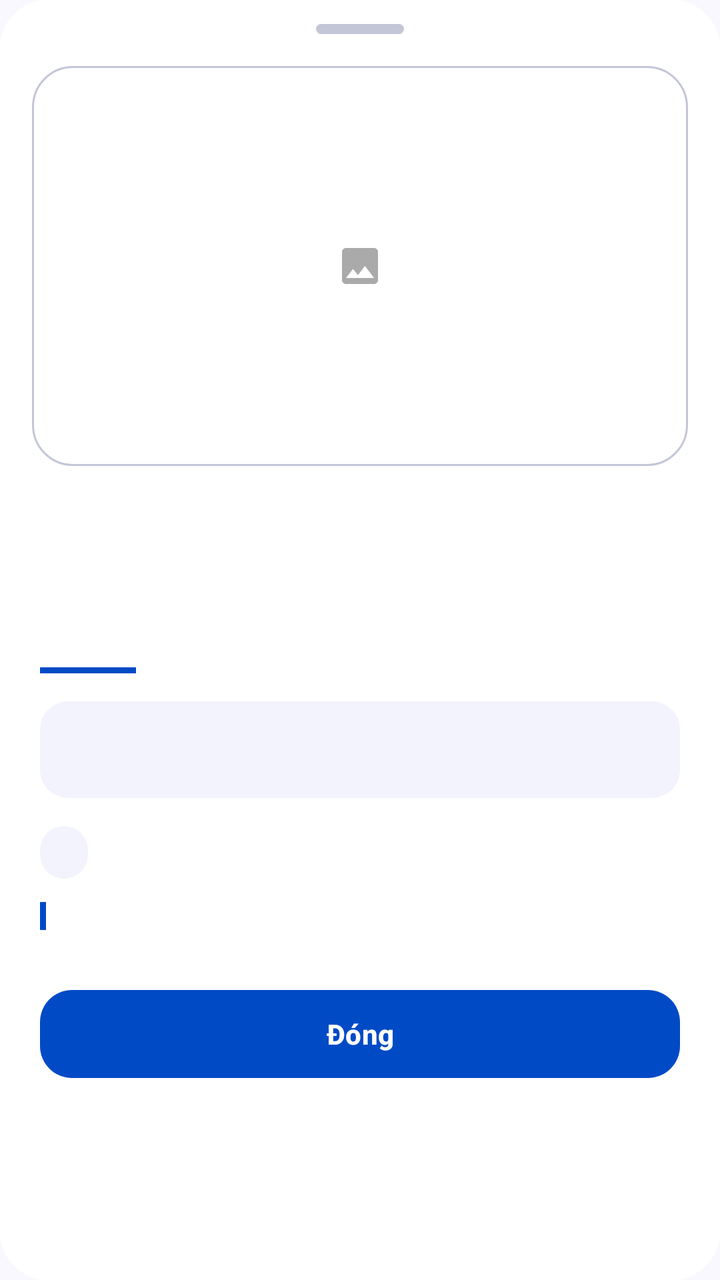
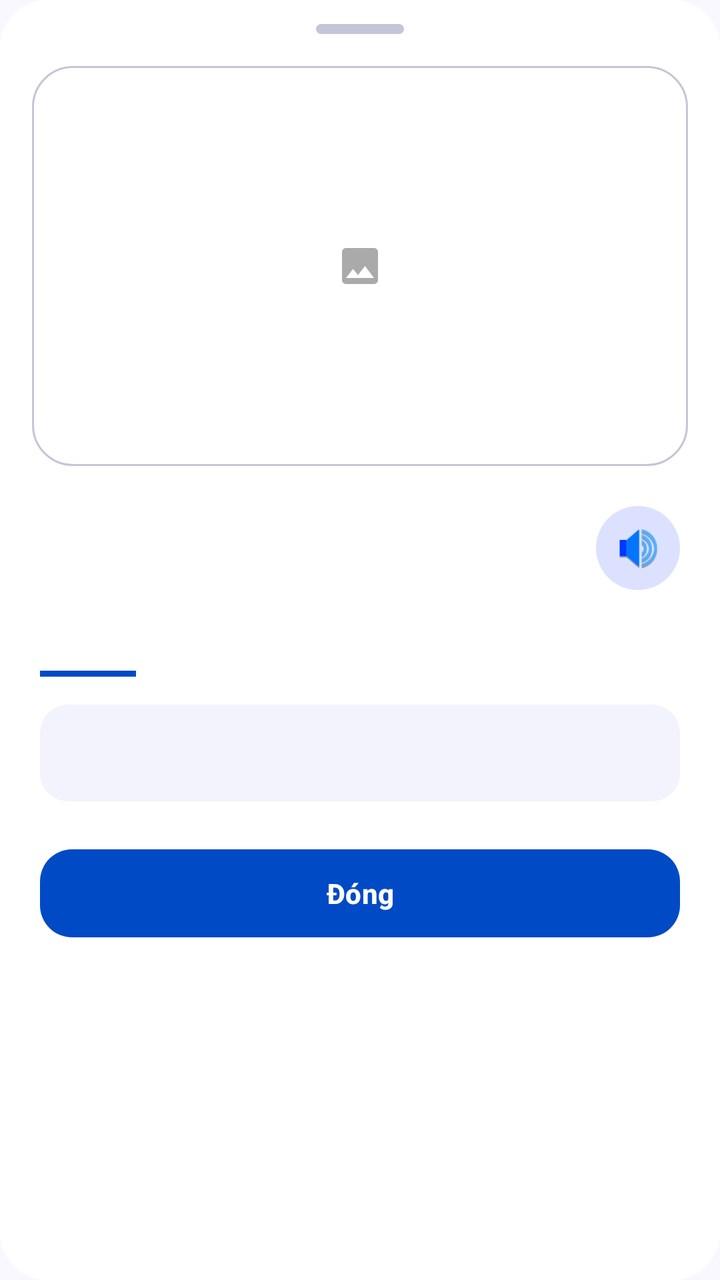

Screens rendered from an Android XML layout before and after an edit, with the pre-edit source and the edit as a unified diff.
<!-- AndroidManifest.xml: application theme Theme.ObjectLanguage -->
<!-- res/layout/dialog_object_detail.xml -->
<?xml version="1.0" encoding="utf-8"?>
<ScrollView xmlns:android="http://schemas.android.com/apk/res/android"
    xmlns:app="http://schemas.android.com/apk/res-auto"
    android:layout_width="match_parent"
    android:layout_height="wrap_content"
    android:background="@drawable/bg_dialog_rounded"
    android:fillViewport="false">

    <LinearLayout
        android:layout_width="match_parent"
        android:layout_height="wrap_content"
        android:orientation="vertical">

        
        <View
            android:layout_width="44dp"
            android:layout_height="5dp"
            android:layout_gravity="center_horizontal"
            android:layout_marginTop="12dp"
            android:background="@drawable/bg_sheet_handle" />

        
        <FrameLayout
            android:layout_width="match_parent"
            android:layout_height="200dp"
            android:layout_marginStart="16dp"
            android:layout_marginTop="16dp"
            android:layout_marginEnd="16dp">

            <ImageView
                android:id="@+id/detailImage"
                android:layout_width="match_parent"
                android:layout_height="match_parent"
                android:background="@drawable/bg_card_rounded"
                android:contentDescription="@null"
                android:padding="14dp"
                android:scaleType="centerInside"
                android:src="@drawable/ic_image_placeholder" />
        </FrameLayout>

        
        <LinearLayout
            android:layout_width="match_parent"
            android:layout_height="wrap_content"
            android:orientation="vertical"
            android:paddingStart="20dp"
            android:paddingTop="20dp"
            android:paddingEnd="20dp"
            android:paddingBottom="24dp">

            
            <TextView
                android:id="@+id/detailWordName"
                android:layout_width="match_parent"
                android:layout_height="wrap_content"
                android:lineSpacingMultiplier="1.1"
                android:textColor="@color/text_primary"
                android:textSize="30sp"
                android:textStyle="bold" />

            
            <TextView
                android:id="@+id/detailPhonetic"
                android:layout_width="match_parent"
                android:layout_height="wrap_content"
                android:layout_marginTop="4dp"
                android:textColor="@color/primary"
                android:textSize="15sp"
                android:textStyle="italic" />

            
            <View
                android:layout_width="48dp"
                android:layout_height="3dp"
                android:layout_marginTop="16dp"
                android:layout_marginBottom="14dp"
                android:background="@color/primary" />

            
            <TextView
                android:id="@+id/detailDefinition"
                android:layout_width="match_parent"
                android:layout_height="wrap_content"
                android:background="@drawable/bg_definition_box"
                android:lineSpacingExtra="4dp"
                android:padding="14dp"
                android:textColor="@color/text_secondary"
                android:textSize="15sp" />

            
            <LinearLayout
                android:layout_width="match_parent"
                android:layout_height="wrap_content"
                android:layout_marginTop="14dp"
                android:gravity="center_vertical"
                android:orientation="horizontal">

                <TextView
                    android:id="@+id/detailCategory"
                    android:layout_width="wrap_content"
                    android:layout_height="wrap_content"
                    android:background="@drawable/bg_chip_surface"
                    android:paddingStart="12dp"
                    android:paddingTop="5dp"
                    android:paddingEnd="12dp"
                    android:paddingBottom="5dp"
                    android:textColor="@color/primary"
                    android:textSize="12sp"
                    android:textStyle="bold" />

                <View
                    android:layout_width="0dp"
                    android:layout_height="1dp"
                    android:layout_weight="1" />

                <TextView
                    android:id="@+id/detailTranslationCount"
                    android:layout_width="wrap_content"
                    android:layout_height="wrap_content"
                    android:textColor="@color/text_muted"
                    android:textSize="12sp" />
            </LinearLayout>

            
            <LinearLayout
                android:layout_width="match_parent"
                android:layout_height="wrap_content"
                android:layout_marginTop="10dp"
                android:gravity="center_vertical"
                android:orientation="horizontal">

                <View
                    android:layout_width="3dp"
                    android:layout_height="14dp"
                    android:layout_marginEnd="8dp"
                    android:background="@color/primary" />

                <TextView
                    android:id="@+id/detailObjectCode"
                    android:layout_width="match_parent"
                    android:layout_height="wrap_content"
                    android:textColor="@color/text_secondary"
                    android:textSize="13sp" />
            </LinearLayout>

            
            <com.google.android.material.button.MaterialButton
                android:id="@+id/btnCloseDetail"
                android:layout_width="match_parent"
                android:layout_height="52dp"
                android:layout_marginTop="24dp"
                android:text="@string/btn_close"
                android:textStyle="bold"
                app:backgroundTint="@color/primary"
                app:cornerRadius="16dp" />

        </LinearLayout>
    </LinearLayout>
</ScrollView>
<!-- resources referenced by this layout -->
<resources>
  <color name="primary">#004AC6</color>
  <color name="text_muted">#3A3C4E</color>
  <color name="text_primary">#191B23</color>
  <color name="text_secondary">#22242F</color>
  <!-- drawable bg_card_rounded (drawable) -->
  <?xml version="1.0" encoding="utf-8"?>
  <shape xmlns:android="http://schemas.android.com/apk/res/android"
      android:shape="rectangle">
      <solid android:color="@color/surface" />
      <corners android:radius="20dp" />
      <stroke
          android:width="1dp"
          android:color="@color/divider" />
  </shape>
  <!-- drawable bg_chip_surface (drawable) -->
  <?xml version="1.0" encoding="utf-8"?>
  <shape xmlns:android="http://schemas.android.com/apk/res/android"
      android:shape="rectangle">
      <solid android:color="#F3F3FE" />
      <corners android:radius="20dp" />
  </shape>
  <!-- drawable bg_definition_box (drawable) -->
  <?xml version="1.0" encoding="utf-8"?>
  <shape xmlns:android="http://schemas.android.com/apk/res/android"
      android:shape="rectangle">
      <solid android:color="#F3F3FE" />
      <corners android:radius="14dp" />
  </shape>
  <!-- drawable bg_dialog_rounded (drawable) -->
  <?xml version="1.0" encoding="utf-8"?>
  <shape xmlns:android="http://schemas.android.com/apk/res/android"
      android:shape="rectangle">
      <solid android:color="@color/surface" />
      <corners android:radius="24dp" />
  </shape>
  <!-- drawable bg_sheet_handle (drawable) -->
  <?xml version="1.0" encoding="utf-8"?>
  <shape xmlns:android="http://schemas.android.com/apk/res/android"
      android:shape="rectangle">
      <solid android:color="#C3C6D7" />
      <corners android:radius="4dp" />
  </shape>
  <!-- drawable ic_image_placeholder (drawable) -->
  <?xml version="1.0" encoding="utf-8"?>
  <vector xmlns:android="http://schemas.android.com/apk/res/android"
      android:width="24dp"
      android:height="24dp"
      android:viewportWidth="24"
      android:viewportHeight="24">
      <path
          android:fillColor="@android:color/darker_gray"
          android:pathData="M21,19V5c0,-1.1 -0.9,-2 -2,-2H5c-1.1,0 -2,0.9 -2,2v14c0,1.1 0.9,2 2,2h14c1.1,0 2,-0.9 2,-2zM8.5,13.5l2.5,3.01L14.5,12l4.5,6H5l3.5,-4.5z" />
  </vector>
  <string name="btn_close">Đóng</string>
  <color name="surface">#FFFFFF</color>
  <color name="divider">#C3C6D7</color>
  <color name="primary_dark">#003EA8</color>
  <color name="text_on_primary">#FFFFFF</color>
  <color name="secondary">#FD933D</color>
  <color name="violet">#7C3AED</color>
  <color name="background">#FAF8FF</color>
  <style name="Widget.App.CardView" parent="Widget.Material3.CardView.Elevated">
          <item name="cardBackgroundColor">@color/surface</item>
          <item name="cardCornerRadius">14dp</item>
          <item name="cardElevation">0dp</item>
          <item name="strokeWidth">0dp</item>
      </style>
  <style name="Widget.App.BottomNav" parent="Widget.Material3.BottomNavigationView">
          <item name="backgroundTint">@color/bottom_nav_bg</item>
          <item name="itemIconTint">@color/bottom_nav_color</item>
          <item name="itemTextColor">@color/bottom_nav_color</item>
          <item name="itemActiveIndicatorStyle">@style/Widget.App.BottomNav.ActiveIndicator</item>
          <item name="labelVisibilityMode">labeled</item>
          <item name="itemRippleColor">@color/primary_light</item>
      </style>
  <color name="bottom_nav_bg">#FFFFFF</color>
  <style name="Widget.App.BottomNav.ActiveIndicator" parent="Widget.Material3.BottomNavigationView.ActiveIndicator">
          <item name="android:color">@color/surface_variant</item>
          <item name="shapeAppearance">@style/ShapeAppearance.App.SmallComponent</item>
      </style>
  <color name="primary_light">#DBE1FF</color>
  <color name="surface_variant">#E1E2ED</color>
  <style name="ShapeAppearance.App.SmallComponent" parent="ShapeAppearance.Material3.SmallComponent">
          <item name="cornerSize">14dp</item>
      </style>
  <!-- unchanged entries left out for length: 1 -->
</resources>

<!-- the commit's change to res/layout/dialog_object_detail.xml (unified diff, before → after) -->
@@ -49,14 +49,35 @@
             android:paddingBottom="24dp">
 
             
-            <TextView
-                android:id="@+id/detailWordName"
+            <LinearLayout
                 android:layout_width="match_parent"
                 android:layout_height="wrap_content"
-                android:lineSpacingMultiplier="1.1"
-                android:textColor="@color/text_primary"
-                android:textSize="30sp"
-                android:textStyle="bold" />
+                android:gravity="center_vertical"
+                android:orientation="horizontal">
+
+                <TextView
+                    android:id="@+id/detailWordName"
+                    android:layout_width="0dp"
+                    android:layout_height="wrap_content"
+                    android:layout_weight="1"
+                    android:lineSpacingMultiplier="1.1"
+                    android:textColor="@color/text_primary"
+                    android:textSize="30sp"
+                    android:textStyle="bold" />
+
+                <ImageView
+                    android:id="@+id/btnSpeakDetail"
+                    android:layout_width="42dp"
+                    android:layout_height="42dp"
+                    android:layout_marginStart="12dp"
+                    android:background="@drawable/bg_icon_primary"
+                    android:clickable="true"
+                    android:focusable="true"
+                    android:contentDescription="@string/scan_btn_play"
+                    android:padding="10dp"
+                    android:src="@drawable/ic_speaker" />
+
+            </LinearLayout>
 
             
             <TextView
@@ -88,67 +109,11 @@
                 android:textSize="15sp" />
 
             
-            <LinearLayout
-                android:layout_width="match_parent"
-                android:layout_height="wrap_content"
-                android:layout_marginTop="14dp"
-                android:gravity="center_vertical"
-                android:orientation="horizontal">
-
-                <TextView
-                    android:id="@+id/detailCategory"
-                    android:layout_width="wrap_content"
-                    android:layout_height="wrap_content"
-                    android:background="@drawable/bg_chip_surface"
-                    android:paddingStart="12dp"
-                    android:paddingTop="5dp"
-                    android:paddingEnd="12dp"
-                    android:paddingBottom="5dp"
-                    android:textColor="@color/primary"
-                    android:textSize="12sp"
-                    android:textStyle="bold" />
-
-                <View
-                    android:layout_width="0dp"
-                    android:layout_height="1dp"
-                    android:layout_weight="1" />
-
-                <TextView
-                    android:id="@+id/detailTranslationCount"
-                    android:layout_width="wrap_content"
-                    android:layout_height="wrap_content"
-                    android:textColor="@color/text_muted"
-                    android:textSize="12sp" />
-            </LinearLayout>
-
-            
-            <LinearLayout
-                android:layout_width="match_parent"
-                android:layout_height="wrap_content"
-                android:layout_marginTop="10dp"
-                android:gravity="center_vertical"
-                android:orientation="horizontal">
-
-                <View
-                    android:layout_width="3dp"
-                    android:layout_height="14dp"
-                    android:layout_marginEnd="8dp"
-                    android:background="@color/primary" />
-
-                <TextView
-                    android:id="@+id/detailObjectCode"
-                    android:layout_width="match_parent"
-                    android:layout_height="wrap_content"
-                    android:textColor="@color/text_secondary"
-                    android:textSize="13sp" />
-            </LinearLayout>
-
-            
             <com.google.android.material.button.MaterialButton
                 android:id="@+id/btnCloseDetail"
                 android:layout_width="match_parent"
                 android:layout_height="52dp"
-                android:layout_marginTop="24dp"
+                android:layout_marginTop="20dp"
                 android:text="@string/btn_close"
                 android:textStyle="bold"
                 app:backgroundTint="@color/primary"
<!-- resource entries referenced after the edit -->
@@ -1,7 +1,6 @@
 <!-- resources referenced by this layout -->
 <resources>
   <color name="primary">#004AC6</color>
-  <color name="text_muted">#3A3C4E</color>
   <color name="text_primary">#191B23</color>
   <color name="text_secondary">#22242F</color>
   <!-- drawable bg_card_rounded (drawable) -->
@@ -13,13 +12,6 @@
       <stroke
           android:width="1dp"
           android:color="@color/divider" />
-  </shape>
-  <!-- drawable bg_chip_surface (drawable) -->
-  <?xml version="1.0" encoding="utf-8"?>
-  <shape xmlns:android="http://schemas.android.com/apk/res/android"
-      android:shape="rectangle">
-      <solid android:color="#F3F3FE" />
-      <corners android:radius="20dp" />
   </shape>
   <!-- drawable bg_definition_box (drawable) -->
   <?xml version="1.0" encoding="utf-8"?>
@@ -34,6 +26,12 @@
       android:shape="rectangle">
       <solid android:color="@color/surface" />
       <corners android:radius="24dp" />
+  </shape>
+  <!-- drawable bg_icon_primary (drawable) -->
+  <?xml version="1.0" encoding="utf-8"?>
+  <shape xmlns:android="http://schemas.android.com/apk/res/android"
+      android:shape="oval">
+      <solid android:color="@color/primary_light" />
   </shape>
   <!-- drawable bg_sheet_handle (drawable) -->
   <?xml version="1.0" encoding="utf-8"?>
@@ -53,7 +51,9 @@
           android:fillColor="@android:color/darker_gray"
           android:pathData="M21,19V5c0,-1.1 -0.9,-2 -2,-2H5c-1.1,0 -2,0.9 -2,2v14c0,1.1 0.9,2 2,2h14c1.1,0 2,-0.9 2,-2zM8.5,13.5l2.5,3.01L14.5,12l4.5,6H5l3.5,-4.5z" />
   </vector>
+  <!-- drawable ic_speaker: png bitmap (drawable, 2176 bytes) -->
   <string name="btn_close">Đóng</string>
+  <string name="scan_btn_play">Nghe phát âm</string>
   <color name="surface">#FFFFFF</color>
   <color name="divider">#C3C6D7</color>
   <color name="primary_dark">#003EA8</color>
